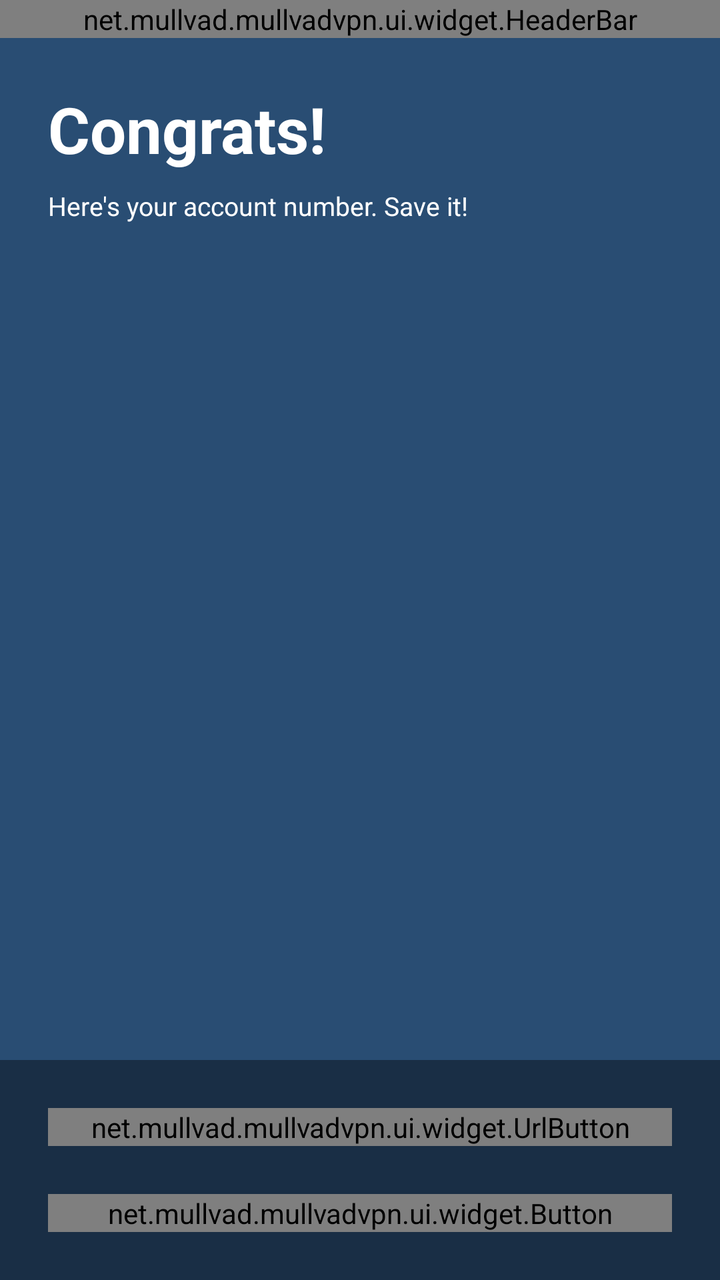
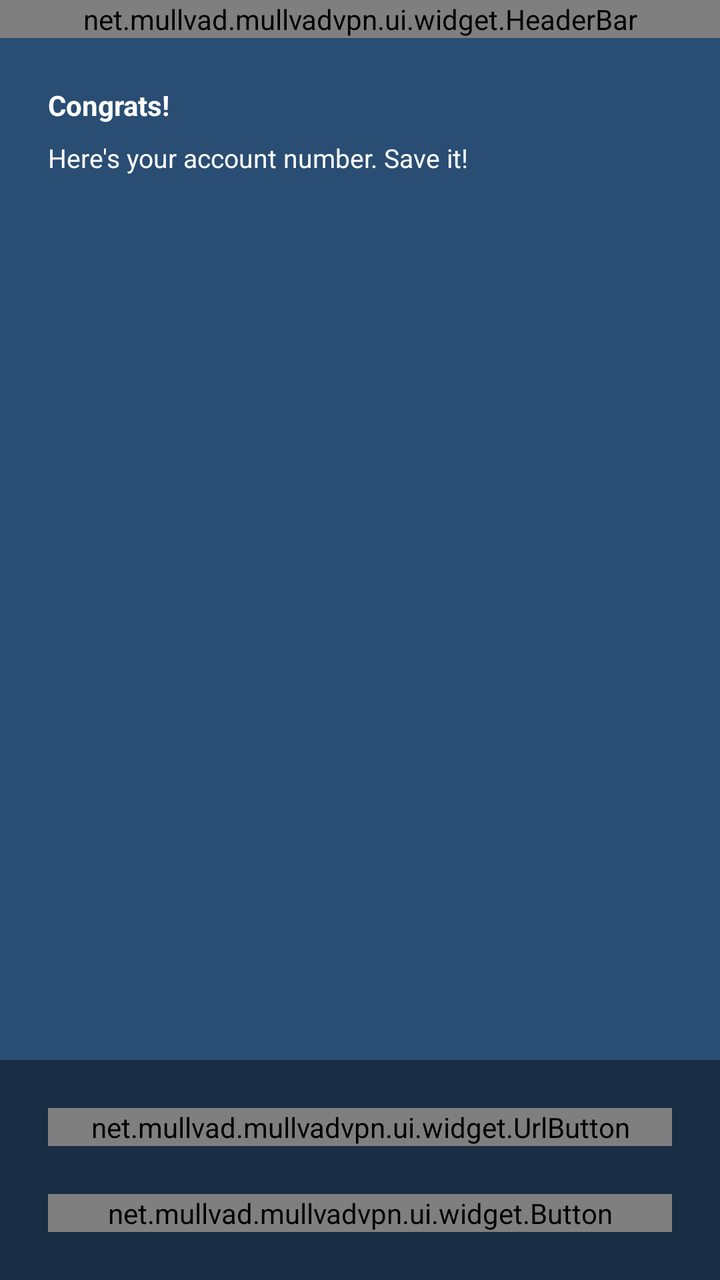

The first picture is an Android layout as it rendered before a commit; the second is the same layout after the commit. The layout source and the unified diff follow.
<!-- AndroidManifest.xml: application theme AppTheme -->
<!-- res/layout/welcome.xml -->
<RelativeLayout xmlns:android="http://schemas.android.com/apk/res/android"
                xmlns:mullvad="http://schemas.android.com/apk/res-auto"
                android:layout_width="match_parent"
                android:layout_height="match_parent">
    <net.mullvad.mullvadvpn.ui.widget.HeaderBar android:id="@+id/header_bar"
                                                android:layout_width="match_parent"
                                                android:layout_height="wrap_content" />
    <ScrollView android:layout_width="match_parent"
                android:layout_height="match_parent"
                android:layout_alignParentBottom="true"
                android:layout_below="@id/header_bar"
                android:fillViewport="true">
        <LinearLayout android:layout_width="match_parent"
                      android:layout_height="match_parent"
                      android:orientation="vertical">
            <TextView android:layout_width="wrap_content"
                      android:layout_height="wrap_content"
                      android:layout_marginHorizontal="24dp"
                      android:layout_marginTop="24dp"
                      android:textColor="@color/white"
                      android:textSize="32sp"
                      android:textStyle="bold"
                      android:text="@string/congrats" />
            <TextView android:layout_width="wrap_content"
                      android:layout_height="wrap_content"
                      android:layout_marginHorizontal="24dp"
                      android:layout_marginTop="8dp"
                      android:layout_marginBottom="11dp"
                      android:textColor="@color/white"
                      android:textSize="13sp"
                      android:text="@string/here_is_your_account_number" />
            <TextView android:id="@+id/account_number"
                      android:layout_width="match_parent"
                      android:layout_height="wrap_content"
                      android:paddingHorizontal="24dp"
                      android:paddingVertical="11dp"
                      android:clickable="true"
                      android:background="?android:attr/selectableItemBackground"
                      android:textColor="@color/white"
                      android:textSize="24sp"
                      android:textStyle="bold"
                      android:text="" />
            <TextView android:id="@+id/pay_to_start_using"
                      android:layout_width="wrap_content"
                      android:layout_height="wrap_content"
                      android:layout_marginHorizontal="24dp"
                      android:layout_marginTop="11dp"
                      android:textColor="@color/white"
                      android:textSize="13sp" />
            <Space android:layout_width="match_parent"
                   android:layout_height="0dp"
                   android:layout_weight="1" />
            <LinearLayout android:layout_width="match_parent"
                          android:layout_height="wrap_content"
                          android:layout_marginTop="16dp"
                          android:orientation="vertical"
                          android:padding="24dp"
                          android:background="@color/darkBlue">
                <net.mullvad.mullvadvpn.ui.widget.UrlButton android:id="@+id/buy_credit"
                                                            android:layout_width="match_parent"
                                                            android:layout_height="wrap_content"
                                                            android:layout_marginBottom="24dp"
                                                            mullvad:buttonColor="green"
                                                            mullvad:text="@string/buy_credit"
                                                            mullvad:url="@string/account_url"
                                                            mullvad:withToken="true" />
                <net.mullvad.mullvadvpn.ui.widget.Button android:id="@+id/redeem_voucher"
                                                         android:layout_width="match_parent"
                                                         android:layout_height="wrap_content"
                                                         mullvad:buttonColor="green"
                                                         mullvad:text="@string/redeem_voucher" />
            </LinearLayout>
        </LinearLayout>
    </ScrollView>
</RelativeLayout>
<!-- resources referenced by this layout -->
<resources>
  <color name="darkBlue">#192E45</color>
  <color name="white">#FFFFFF</color>
  <string name="account_url">https://mullvad.net/en/account</string>
  <string name="buy_credit">Buy credit</string>
  <string name="congrats">Congrats!</string>
  <string name="here_is_your_account_number">Here\'s your account number. Save it!</string>
  <string name="redeem_voucher">Redeem voucher</string>
  <style name="AppTheme" parent="Theme.AppCompat.NoActionBar">
          <item name="colorPrimary">@color/colorPrimary</item>
          <item name="android:windowBackground">@color/blue</item>
      </style>
  <color name="colorPrimary">#294D73</color>
  <color name="blue">#294D73</color>
</resources>

<!-- the commit's change to res/layout/welcome.xml (unified diff, before → after) -->
@@ -18,7 +18,7 @@
                       android:layout_marginHorizontal="24dp"
                       android:layout_marginTop="24dp"
                       android:textColor="@color/white"
-                      android:textSize="32sp"
+                      android:textSize="@dimen/text_large"
                       android:textStyle="bold"
                       android:text="@string/congrats" />
             <TextView android:layout_width="wrap_content"
@@ -27,7 +27,7 @@
                       android:layout_marginTop="8dp"
                       android:layout_marginBottom="11dp"
                       android:textColor="@color/white"
-                      android:textSize="13sp"
+                      android:textSize="@dimen/text_small"
                       android:text="@string/here_is_your_account_number" />
             <TextView android:id="@+id/account_number"
                       android:layout_width="match_parent"
@@ -37,7 +37,7 @@
                       android:clickable="true"
                       android:background="?android:attr/selectableItemBackground"
                       android:textColor="@color/white"
-                      android:textSize="24sp"
+                      android:textSize="@dimen/text_big"
                       android:textStyle="bold"
                       android:text="" />
             <TextView android:id="@+id/pay_to_start_using"
@@ -46,7 +46,7 @@
                       android:layout_marginHorizontal="24dp"
                       android:layout_marginTop="11dp"
                       android:textColor="@color/white"
-                      android:textSize="13sp" />
+                      android:textSize="@dimen/text_small" />
             <Space android:layout_width="match_parent"
                    android:layout_height="0dp"
                    android:layout_weight="1" />
<!-- resource entries referenced after the edit -->
@@ -2,6 +2,8 @@
 <resources>
   <color name="darkBlue">#192E45</color>
   <color name="white">#FFFFFF</color>
+  <dimen name="text_big">24sp</dimen>
+  <dimen name="text_small">13sp</dimen>
   <string name="account_url">https://mullvad.net/en/account</string>
   <string name="buy_credit">Buy credit</string>
   <string name="congrats">Congrats!</string>
